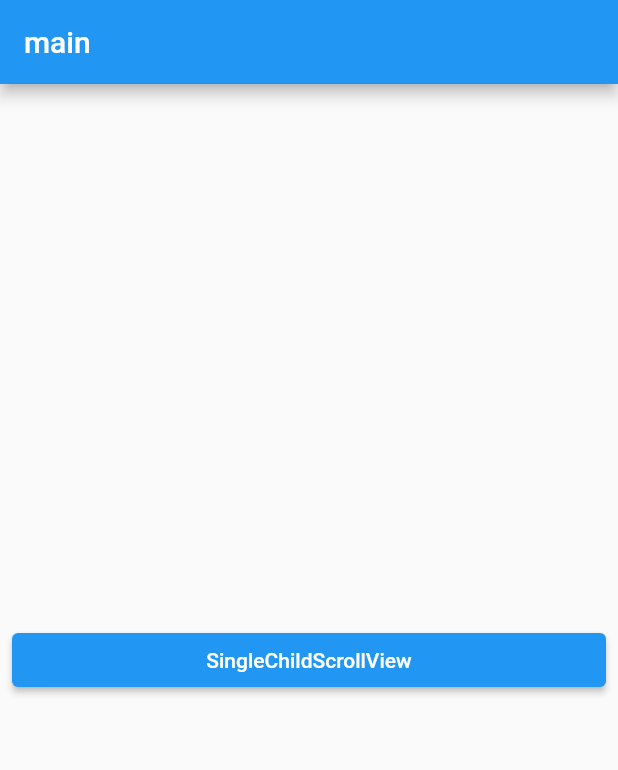
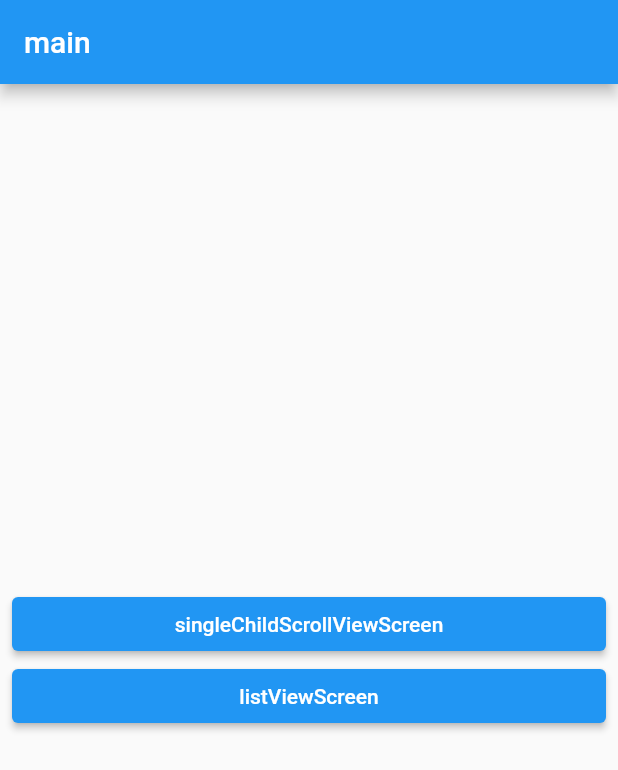
Before and after one commit to KangHuiSoo/repo, a Flutter app: the screen it shows after launch, on a phone screen of 412 x 824 dp. Shown: the top 770 px of the screen. Run offline on Flutter 3.47's test engine with Material 2 defaults, Android fonts, the phone set to English and light mode, and no system bars; our stand-ins replace image_picker, video_player.

Commit message:
listView 3가지 예제

```diff
--- a/flutter/scrollable_widgets/lib/screen/home_screen.dart
+++ b/flutter/scrollable_widgets/lib/screen/home_screen.dart
@@ -1,9 +1,31 @@
 import 'package:flutter/material.dart';
 import 'package:scrollable_widgets/layout/main_layout.dart';
+import 'package:scrollable_widgets/screen/list_view_screen.dart';
 import 'package:scrollable_widgets/screen/single_child_scroll_view_screen.dart';
 
+class ScreenModel {
+  final WidgetBuilder builder;
+  final String name;
+
+  ScreenModel({
+    required this.builder,
+    required this.name,
+  });
+}
+
 class HomeScreen extends StatelessWidget {
-  const HomeScreen({Key? key}) : super(key: key);
+  final screens = [
+    ScreenModel(
+      builder: (_) => SingleChildScrollViewScreen(),
+      name: "singleChildScrollViewScreen",
+    ),
+    ScreenModel(
+      builder: (_) => ListViewScreen(),
+      name: "listViewScreen",
+    )
+  ];
+
+  HomeScreen({Key? key}) : super(key: key);
 
   @override
   Widget build(BuildContext context) {
@@ -14,19 +36,22 @@ class HomeScreen extends StatelessWidget {
         child: Column(
           mainAxisAlignment: MainAxisAlignment.center,
           crossAxisAlignment: CrossAxisAlignment.stretch,
-          children: [
-            ElevatedButton(
+          children: screens
+              .map(
+                (screen) => ElevatedButton(
                   onPressed: () {
-                Navigator.of(context).push(MaterialPageRoute(
-                  builder: (_) => SingleChildScrollViewScreen(),),);
+                    Navigator.of(context).push(
+                      MaterialPageRoute(builder: screen.builder),
+                    );
                   },
                   child: Column(
                     children: [
-                  Text('SingleChildScrollView'),
+                      Text(screen.name),
                     ],
                   ),
                 ),
-          ],
+              )
+              .toList(),
         ),
       ),
     );
```
Also changed, not shown: flutter/scrollable_widgets/lib/screen/list_view_screen.dart (added, +90 -0 lines). Lines whose indentation alone changed are shown as unchanged.
